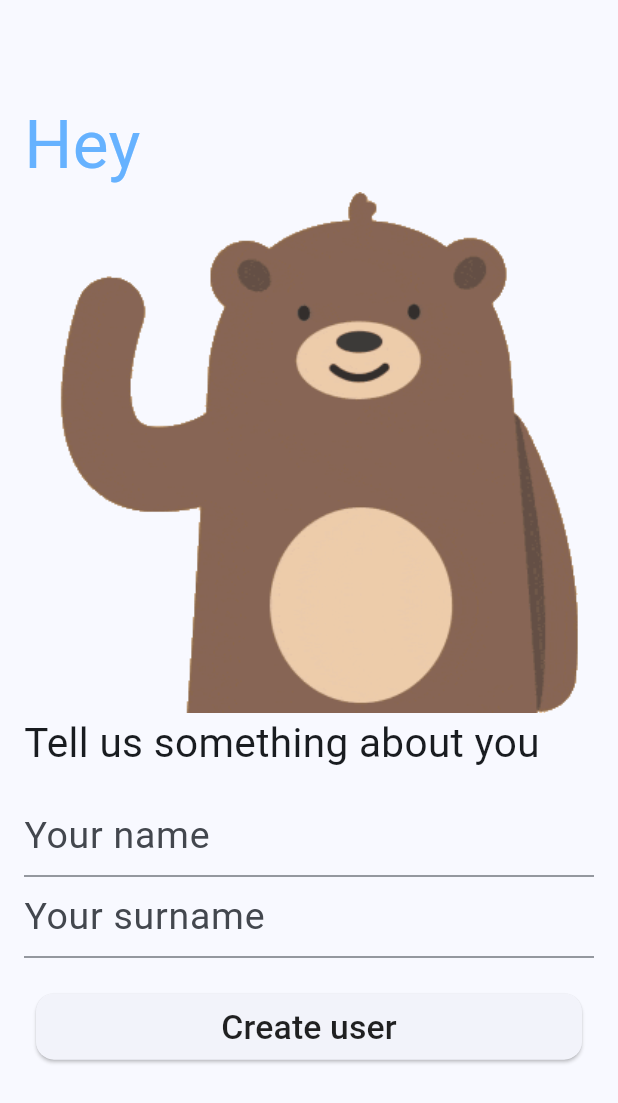
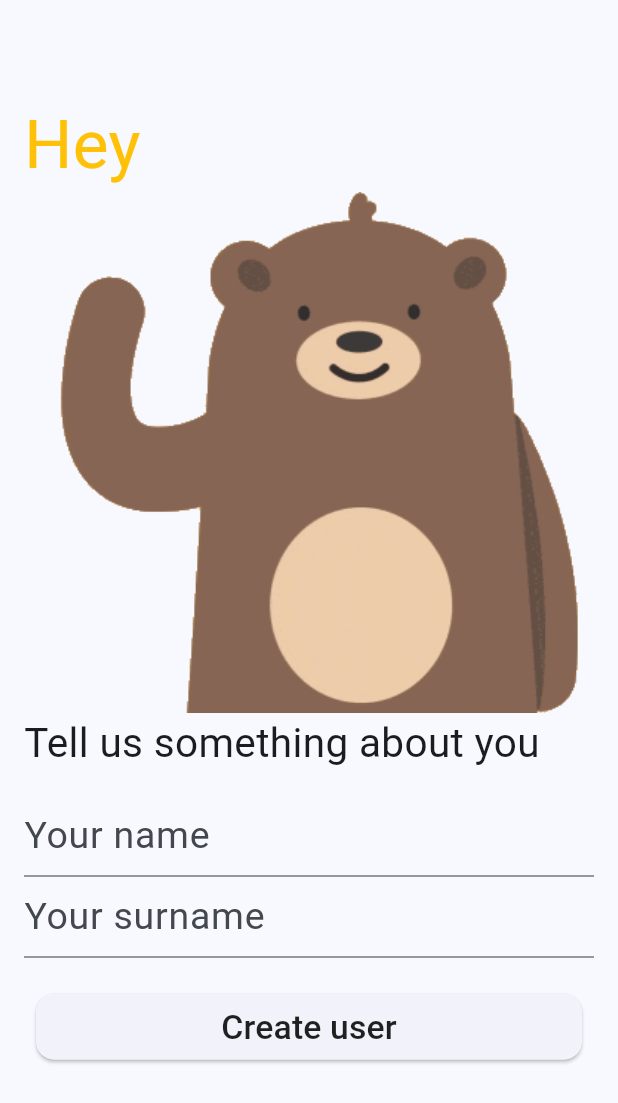
Before and after one commit to koloiyolo/fitness_app, a Flutter app: the screen it shows after launch, on a phone screen of 412 x 824 dp. Shown: the top 1103 px of the screen. Run offline on Flutter 3.47's test engine with Material 2 defaults, Android fonts, the phone set to English and light mode, and no system bars; our stand-ins replace barcode_widget, geolocator, hive, hive_flutter; accounts and stored records are empty.

Commit message:
minor fixes

```diff
--- a/lib/main.dart
+++ b/lib/main.dart
@@ -58,7 +58,7 @@ Future<void> main() async {
     }
   }
 
-  if (exerciseDays.last.date == dateToYYYYMMDD(DateTime.now())) {
+  if (exerciseDays.isNotEmpty && exerciseDays.last.date == dateToYYYYMMDD(DateTime.now())) {
     today = exerciseDays.last;
   } else {
     today = ExerciseDay(
--- a/lib/objects/exercise.dart
+++ b/lib/objects/exercise.dart
@@ -1,4 +1,4 @@
-import 'package:fitness_app/imports.dart';
+
 
 class Exercise {
   String name;
--- a/lib/screens/splash.dart
+++ b/lib/screens/splash.dart
@@ -31,7 +31,7 @@ class _SplashScreenState extends State<SplashScreen> {
             const Text(
               'Hey',
               style: TextStyle(
-                  fontSize: 45, color: Color.fromARGB(255, 102, 178, 255)),
+                  fontSize: 45, color: Colors.amber,),
             ),
             Image.asset('lib/assets/bear.gif', scale: 1),
             const BuildText(text: 'Tell us something about you', size: 1.8),
--- a/lib/screens/workoutpages/workoutlist.dart
+++ b/lib/screens/workoutpages/workoutlist.dart
@@ -85,7 +85,7 @@ class _WorkoutListState extends State<WorkoutList> {
                         size: 35,
                         color: Color.fromARGB(255, 38, 38, 38),
                       ),
-                      Text('A D D',
+                      Text('   A D D',
                           style: TextStyle(
                               color: Color.fromARGB(255, 38, 38, 38),
                               fontSize: 30))
@@ -108,8 +108,8 @@ class _WorkoutListState extends State<WorkoutList> {
         children: [
           Text(exercise.name,
               style: const TextStyle(fontSize: 25, color: Colors.amber)),
-          BuildText(text: 'Sets:  ${exercise.sets}', size: 1.5),
-          BuildText(text: 'Reps:  ${exercise.reps}', size: 1.5),
+          BuildText(text: 'Sets:  ${exercise.sets}', size: 1.2),
+          BuildText(text: 'Reps:  ${exercise.reps}', size: 1.2),
           const SizedBox(height: 24),
           MaterialButton(
             onPressed: () {
```
